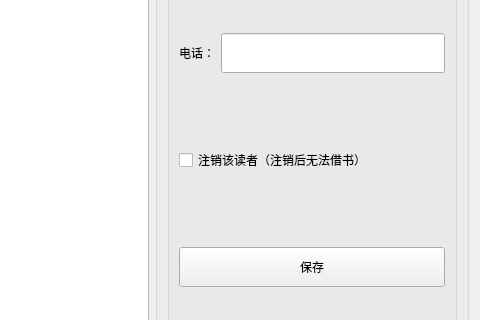
Above: src/EditReaderForm.ui from zhiweij1/LibrarySystem before the change; both pictures show x 762 to 1242 and y 389 to 709 of the 1242 by 820 pixel window. Below: the same form after it.
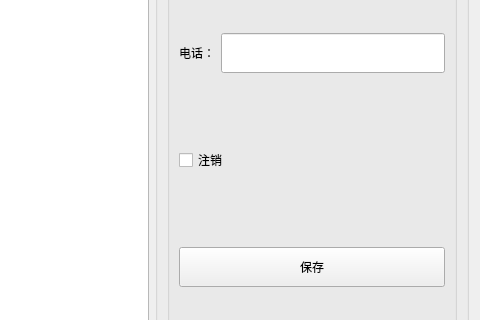
That is the form after the change.

What changed in the file:
```diff
--- a/src/EditReaderForm.ui
+++ b/src/EditReaderForm.ui
@@ -173,7 +173,7 @@
                 </size>
                </property>
                <property name="text">
-                <string>注销该读者（注销后无法借书）</string>
+                <string>注销</string>
                </property>
               </widget>
              </item>
```
